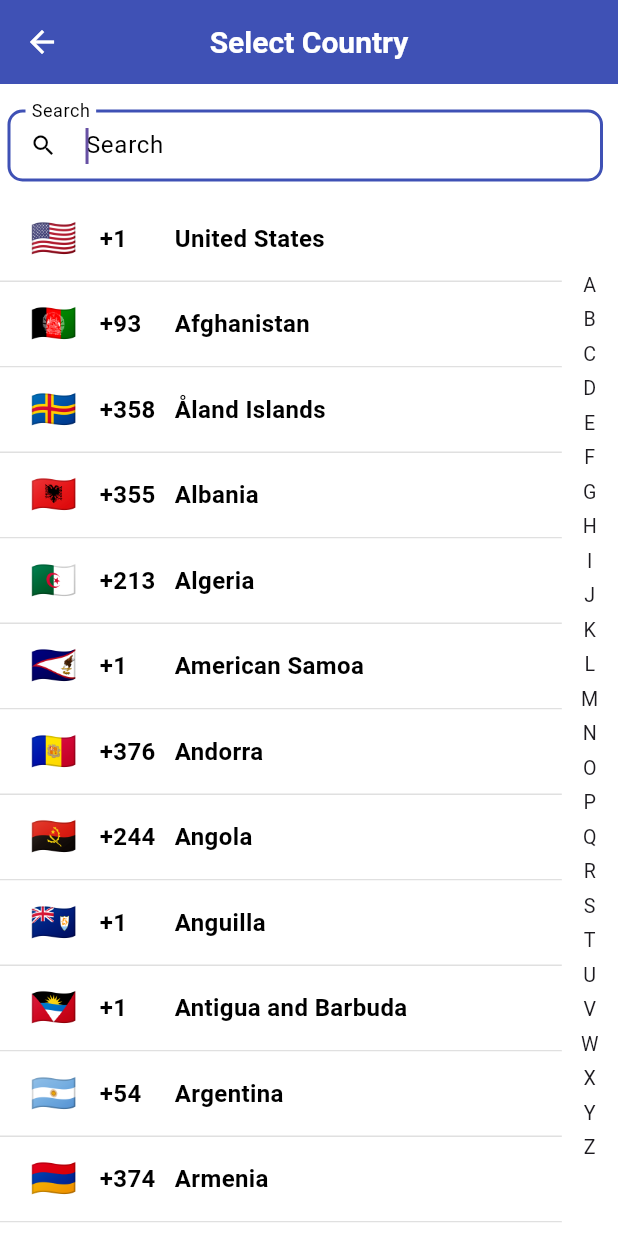
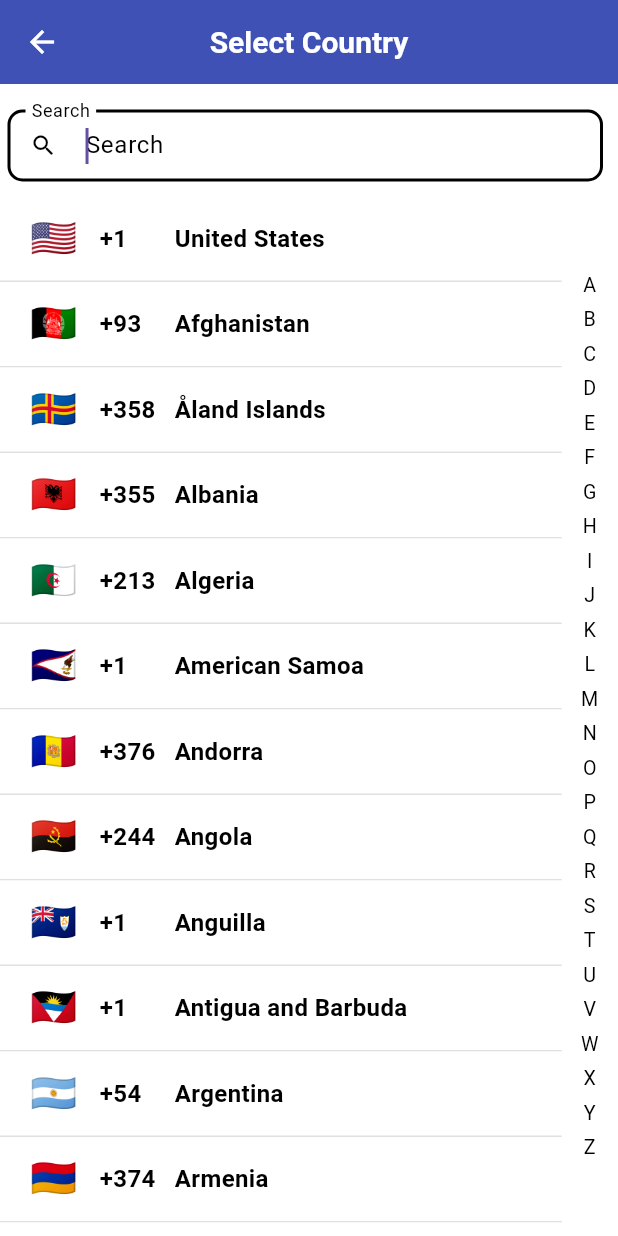
Before and after one commit to shirsh94/country_picker_pro, a Flutter app: the screen it shows after launch, after a tap on "Country Picker", on a phone screen of 412 x 824 dp. Run offline on Flutter 3.47's test engine with Material 3 defaults, Android fonts, the phone set to English and light mode, and no system bars.

Commit message:
background change added for alphabetic filter

```diff
--- a/example/lib/main.dart
+++ b/example/lib/main.dart
@@ -125,7 +125,7 @@ class MainPage extends StatelessWidget {
                 searchBarAutofocus: true,
                 searchBarIcon: Icons.search,
                 searchBarBackgroundColor: Colors.white,
-                searchBarBorderColor: Colors.indigo,
+                searchBarBorderColor: Colors.black,
                 searchBarBorderWidth: 2,
                 searchBarOuterBackgroundColor: Colors.white,
                 searchBarTextColor: Colors.black,
--- a/lib/src/view/country_list_view.dart
+++ b/lib/src/view/country_list_view.dart
@@ -272,6 +272,8 @@ class _CountryListViewState extends State<CountryListView> {
                         widget.listType == ListType.list
                     ? Expanded(
                         flex: 1,
+                        child: Container(
+                          color: widget.backgroundColour ?? Colors.white,
                           child: ScrollConfiguration(
                               behavior: const ScrollBehavior(),
                               child: SingleChildScrollView(
@@ -295,7 +297,10 @@ class _CountryListViewState extends State<CountryListView> {
                                               letter,
                                               textAlign: TextAlign.center,
                                               style: TextStyle(
-                                                fontSize: MediaQuery.of(context)
+                                                  color:
+                                                      widget.countryTextColour,
+                                                  fontSize:
+                                                      MediaQuery.of(context)
                                                               .size
                                                               .height *
                                                           0.01595),
@@ -306,7 +311,8 @@ class _CountryListViewState extends State<CountryListView> {
                                     );
                                   }).toList(),
                                 ),
-                            )))
+                              )),
+                        ))
                     : const SizedBox.shrink()
               ],
             ),
@@ -437,8 +443,7 @@ class _CountryListViewState extends State<CountryListView> {
                       padding: const EdgeInsets.only(right: 2, left: 2),
                       child: Text(
                         CountryLocalizations.of(context)
-                                ?.countryName(
-                                    countryCode: country.countryCode)
+                                ?.countryName(countryCode: country.countryCode)
                                 ?.replaceAll(RegExp(r"\s+"), " ") ??
                             country.name,
                         maxLines: 2,
@@ -446,8 +451,7 @@ class _CountryListViewState extends State<CountryListView> {
                         style: TextStyle(
                             color: countryTextColour ?? Colors.black,
                             fontSize: countryTitleSize ?? 16,
-                            fontWeight:
-                                countryFontWeight ?? FontWeight.normal),
+                            fontWeight: countryFontWeight ?? FontWeight.normal),
                       ),
                     )
                   ],
@@ -514,7 +518,8 @@ class _CountryListViewState extends State<CountryListView> {
           if (widget.listType == ListType.grid) {
             if (width <= 75 && width >= 50) {
               _controller.animateTo(i * 72.0,
-                  duration: const Duration(seconds: 1), curve: Curves.easeInOut);
+                  duration: const Duration(seconds: 1),
+                  curve: Curves.easeInOut);
             } else if (width <= 100 && width >= 76) {
               animateToDataPosition(i, 38.0);
             } else if (width <= 125 && width >= 101) {
--- a/pubspec.yaml
+++ b/pubspec.yaml
@@ -1,6 +1,6 @@
 name: country_picker_pro
 description: "The country_picker_pro Flutter package provides a customizable Country Selector widget, enabling users to select countries with detailed information and customization options."
-version: 0.0.2
+version: 0.0.3
 homepage: https://github.com/shirsh94/country_picker_pro
 
 environment:
```
Also changed, not shown: example/pubspec.lock. Lines whose indentation alone changed are shown as unchanged.
